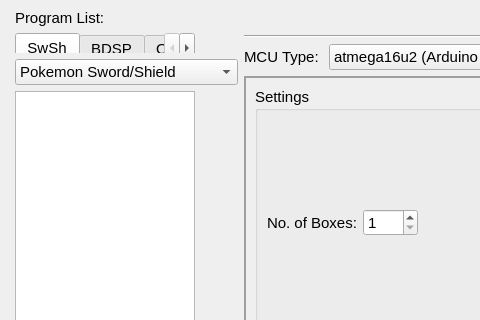
brianuuu/AutoControllerHelper, file autocontrollerwindow.ui: the form before one commit; both pictures show x 0 to 480 and y 0 to 320 of the 746 by 712 pixel window.
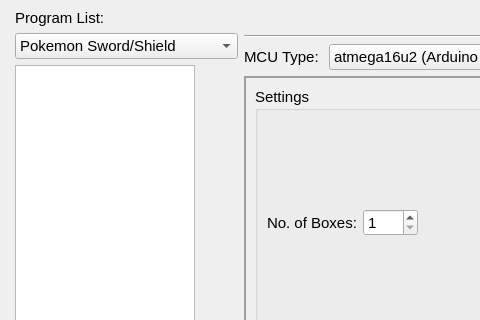
The form after the commit. The open tabs and pages were chosen to show the change.

Commit message: Remove unused game tab widget

Diff of the .ui file:
```diff
--- a/autocontrollerwindow.ui
+++ b/autocontrollerwindow.ui
@@ -54,51 +54,6 @@
         </property>
        </widget>
       </item>
-      <item>
-       <widget class="QTabWidget" name="TW_Bots">
-        <property name="sizePolicy">
-         <sizepolicy hsizetype="Maximum" vsizetype="Minimum">
-          <horstretch>0</horstretch>
-          <verstretch>0</verstretch>
-         </sizepolicy>
-        </property>
-        <property name="minimumSize">
-         <size>
-          <width>180</width>
-          <height>20</height>
-         </size>
-        </property>
-        <property name="maximumSize">
-         <size>
-          <width>180</width>
-          <height>20</height>
-         </size>
-        </property>
-        <property name="tabShape">
-         <enum>QTabWidget::Rounded</enum>
-        </property>
-        <property name="currentIndex">
-         <number>2</number>
-        </property>
-        <widget class="QWidget" name="tab">
-         <attribute name="title">
-          <string>SwSh</string>
-         </attribute>
-         <layout class="QVBoxLayout" name="verticalLayout_39"/>
-        </widget>
-        <widget class="QWidget" name="tab_2">
-         <attribute name="title">
-          <string>BDSP</string>
-         </attribute>
-         <layout class="QVBoxLayout" name="verticalLayout_40"/>
-        </widget>
-        <widget class="QWidget" name="tab_3">
-         <attribute name="title">
-          <string>Others</string>
-         </attribute>
-        </widget>
-       </widget>
-      </item>
       <item>
        <widget class="QComboBox" name="CB_Bots">
         <item>
```
